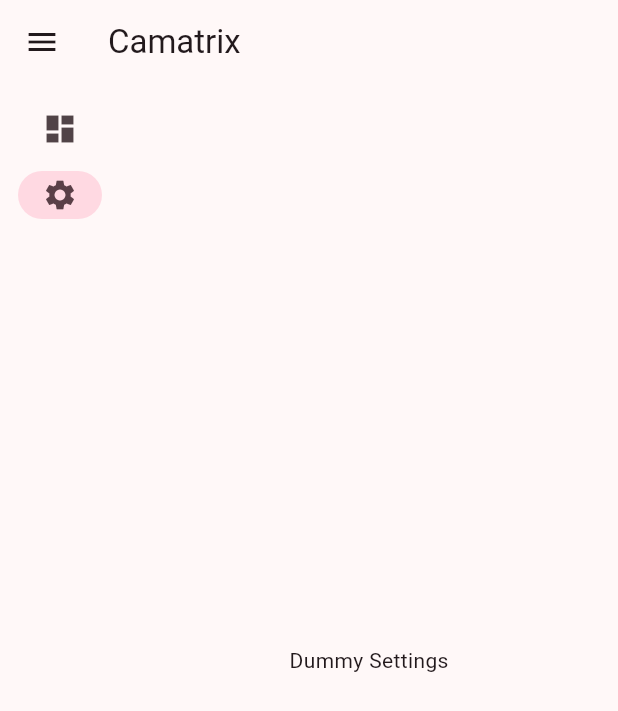
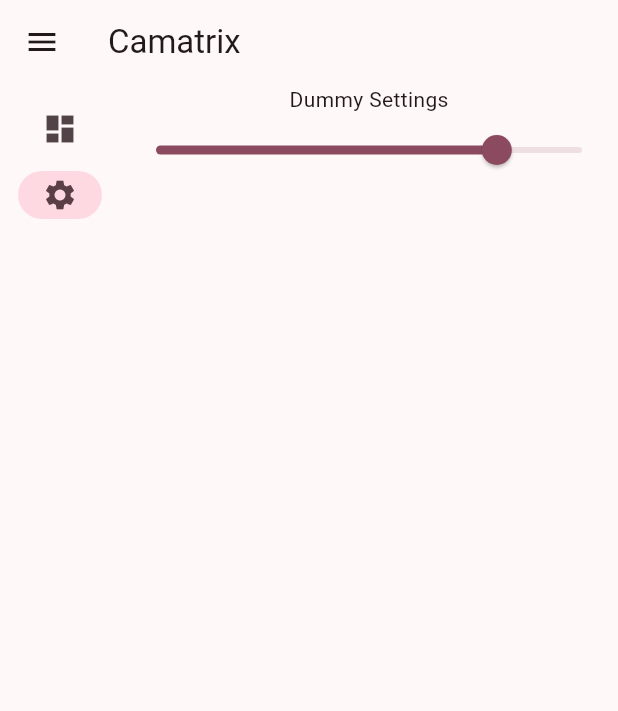
Before and after one commit to omortie/camatrix, a Flutter app: the screen it shows after launch, after a tap on the "menu" icon, after a tap on "Settings", on a phone screen of 412 x 824 dp. Shown: the top 711 px of the screen. Run offline on Flutter 3.47's test engine with Material 3 defaults, Android fonts, the phone set to English and light mode, and no system bars; our stand-ins replace shared_preferences; missing offline and left inert: media_kit, media_kit_video; statements that could not run were skipped.

Commit message:
added a save load settings for any required setting feature

```diff
--- a/lib/settings_page.dart
+++ b/lib/settings_page.dart
@@ -1,10 +1,49 @@
 import 'package:flutter/material.dart';
+import 'package:shared_preferences/shared_preferences.dart';
 
-class SettingsPage extends StatelessWidget {
+class SettingsPage extends StatefulWidget {
+  @override
+  State<SettingsPage> createState() => _SettingsPageState();
+}
+
+class _SettingsPageState extends State<SettingsPage> {
+  double aspectRatio = 0.8;
+
+  @override
+  void initState() {
+    super.initState();
+    _loadSettings();
+  }
+
+  Future<void> _loadSettings() async {
+    final prefs = await SharedPreferences.getInstance();
+    aspectRatio = prefs.getDouble("aspectRatio") ?? 0.8;
+    setState(() {});
+  }
+
+  Future<void> _saveSettings() async {
+    final prefs = await SharedPreferences.getInstance();
+    await prefs.setDouble("aspectRatio", aspectRatio);
+  }
+
   @override
   Widget build(BuildContext context) {
     return Center(
-      child: Text("Dummy Settings"),
+      child: Column(
+        children: [
+          Text("Dummy Settings"),
+          Slider(
+            label: "Aspect Ratio",
+            value: aspectRatio,
+            onChanged: (value) {
+              setState(() {
+                aspectRatio = value;
+              });
+              _saveSettings();
+            },
+          )
+        ],
+      ),
     );
   }
 }
--- a/pubspec.yaml
+++ b/pubspec.yaml
@@ -38,6 +38,7 @@ dependencies:
   media_kit: ^1.1.10+1
   media_kit_video: ^1.2.4
   media_kit_libs_video: ^1.0.4
+  shared_preferences: ^2.2.2
 
 dev_dependencies:
   flutter_test:
```
Also changed, not shown: pubspec.lock, 1 other file.
